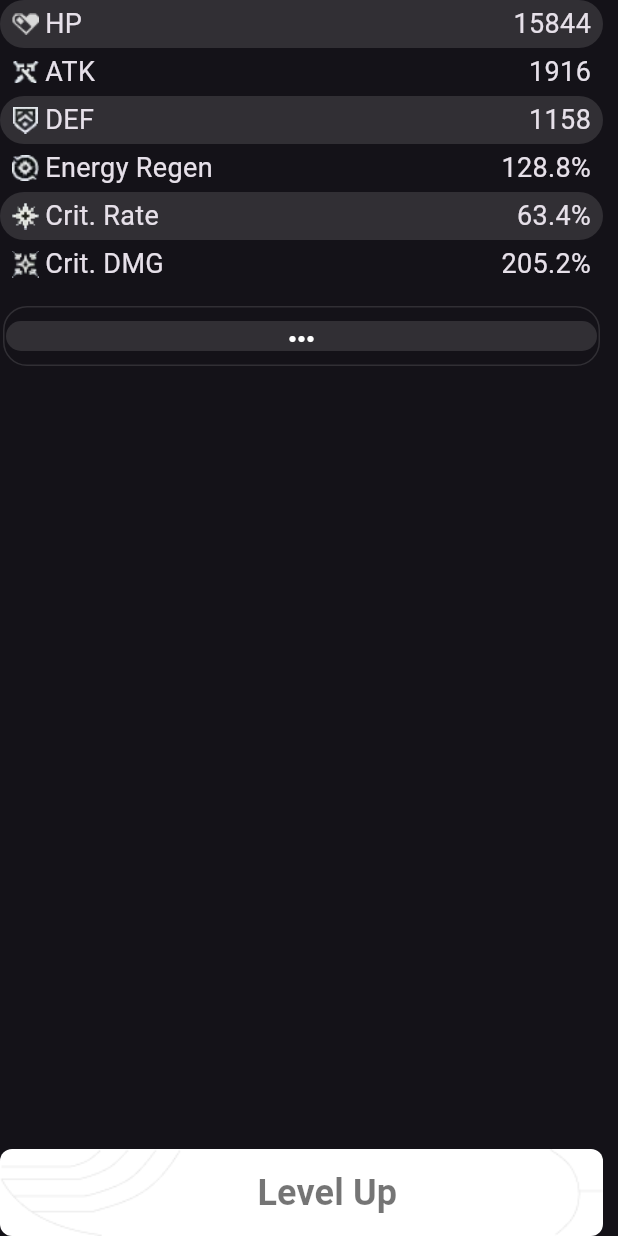
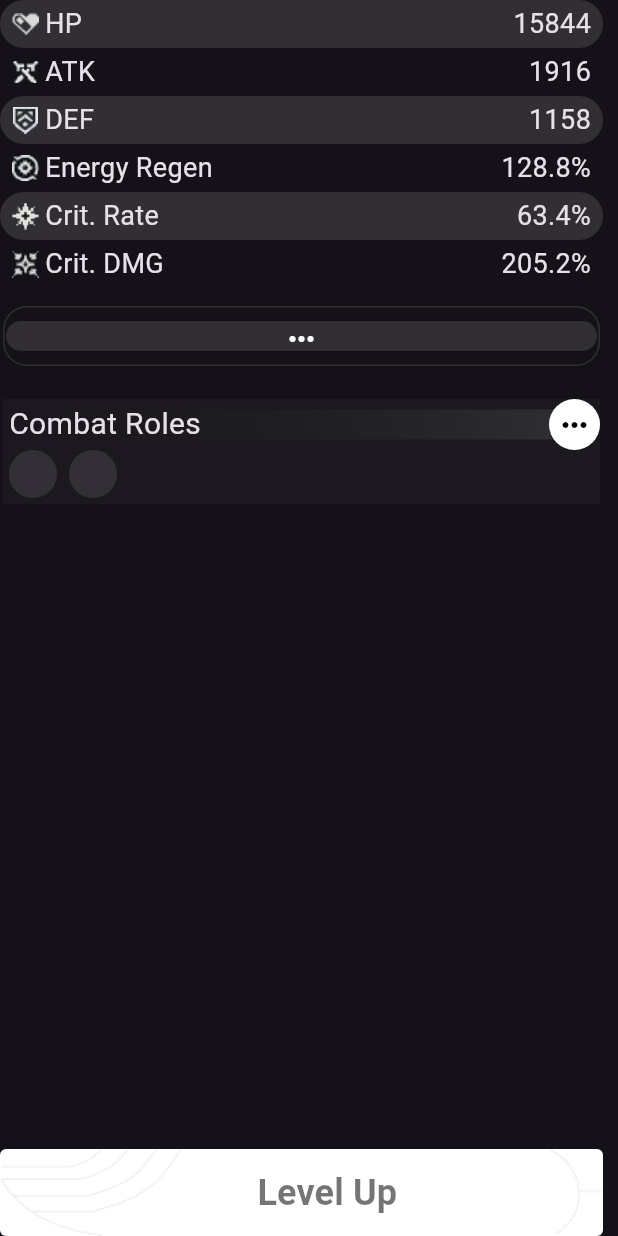
Before and after one commit to MohammedHishamFarouk/wuthering_waves_UI, a Flutter app: the CharacterStats widget shown alone on an empty page, opened directly, on a phone screen of 412 x 824 dp. Run offline on Flutter 3.47's test engine with Material 3 defaults, Android fonts, the phone set to English and light mode, and no system bars; our stand-ins replace flutter_svg.

Commit message:
added combat roles

```diff
--- a/lib/character_stats.dart
+++ b/lib/character_stats.dart
@@ -10,6 +10,7 @@ class CharacterStats extends StatelessWidget {
     return Column(
       children: [
         const StatsBox(),
+        const CombatRoles(),
         const Spacer(),
         FilledButton(
           onPressed: () {},
@@ -17,7 +18,7 @@ class CharacterStats extends StatelessWidget {
             backgroundColor: Colors.white,
             maximumSize: const Size(402, 58),
             shape: RoundedRectangleBorder(
-              borderRadius: BorderRadius.circular(8),
+              borderRadius: BorderRadius.circular(4),
             ),
             padding: EdgeInsets.zero,
           ),
@@ -43,3 +44,64 @@ class CharacterStats extends StatelessWidget {
     );
   }
 }
+
+class CombatRoles extends StatelessWidget {
+  const CombatRoles({super.key});
+
+  @override
+  Widget build(BuildContext context) {
+    return SizedBox(
+      width: 398,
+      height: 70,
+      child: Stack(
+        children: [
+          Container(color: Colors.white.withValues(alpha: 0.03)),
+          Container(
+            height: 20,
+            decoration: const BoxDecoration(
+              gradient: LinearGradient(
+                colors: [Colors.white10, Colors.transparent],
+                begin: Alignment.centerRight,
+                end: Alignment.centerLeft,
+              ),
+              borderRadius: BorderRadius.only(
+                topRight: Radius.circular(8),
+                bottomRight: Radius.circular(8),
+              ),
+            ),
+            margin: const EdgeInsets.only(top: 7),
+          ),
+          const Row(
+            mainAxisAlignment: MainAxisAlignment.spaceBetween,
+            children: [
+              Padding(
+                padding: EdgeInsets.only(left: 4.0),
+                child: Text('Combat Roles', style: TextStyle(fontSize: 20)),
+              ),
+              CircleAvatar(
+                backgroundColor: Colors.white,
+                radius: 17,
+                child: Icon(Icons.more_horiz_sharp, color: Colors.black),
+              ),
+            ],
+          ),
+          Align(
+            alignment: Alignment.bottomLeft,
+            child: Row(
+              children: List.generate(
+                2,
+                (index) => const Padding(
+                  padding: EdgeInsets.all(4.0),
+                  child: CircleAvatar(
+                    radius: 16,
+                    backgroundColor: Colors.white10,
+                  ),
+                ),
+              ),
+            ),
+          ),
+        ],
+      ),
+    );
+  }
+}
--- a/lib/screens/character_view_screen.dart
+++ b/lib/screens/character_view_screen.dart
@@ -47,6 +47,7 @@ class CharacterViewScreen extends StatelessWidget {
             child: Row(
               children: [
                 const Tabs(),
+                const SizedBox(width: 20),
                 const CharacterStats(),
                 const Spacer(),
                 const Column(),
```
